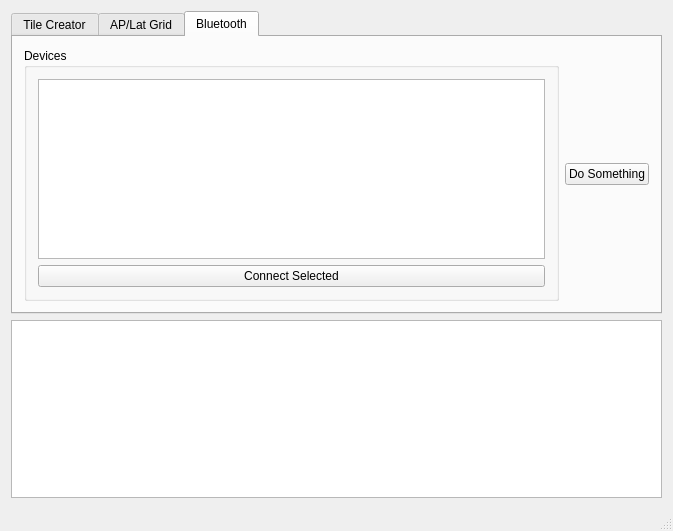
Before: the Qt Designer form qt-demo/image-gl/mainwindow.ui in gitter-badger/image-gl, drawn with Qt 5.
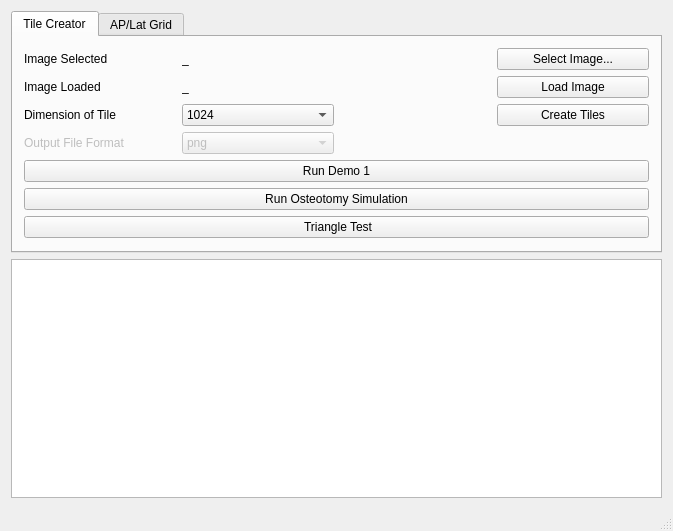
After: the same form once the commit is applied. The open tabs and pages were chosen to show the change.

```diff
--- a/qt-demo/image-gl/mainwindow.ui
+++ b/qt-demo/image-gl/mainwindow.ui
@@ -242,39 +242,6 @@
         </item>
        </layout>
       </widget>
-      <widget class="QWidget" name="tab_3">
-       <attribute name="title">
-        <string>Bluetooth</string>
-       </attribute>
-       <layout class="QHBoxLayout" name="horizontalLayout">
-        <item>
-         <widget class="QGroupBox" name="groupBox_2">
-          <property name="title">
-           <string>Devices</string>
-          </property>
-          <layout class="QVBoxLayout" name="verticalLayout_2">
-           <item>
-            <widget class="QTableView" name="tableView"/>
-           </item>
-           <item>
-            <widget class="QPushButton" name="pushButtonBTConnectSelected">
-             <property name="text">
-              <string>Connect Selected</string>
-             </property>
-            </widget>
-           </item>
-          </layout>
-         </widget>
-        </item>
-        <item>
-         <widget class="QPushButton" name="pushButton_2">
-          <property name="text">
-           <string>Do Something</string>
-          </property>
-         </widget>
-        </item>
-       </layout>
-      </widget>
      </widget>
     </item>
     <item>
```
